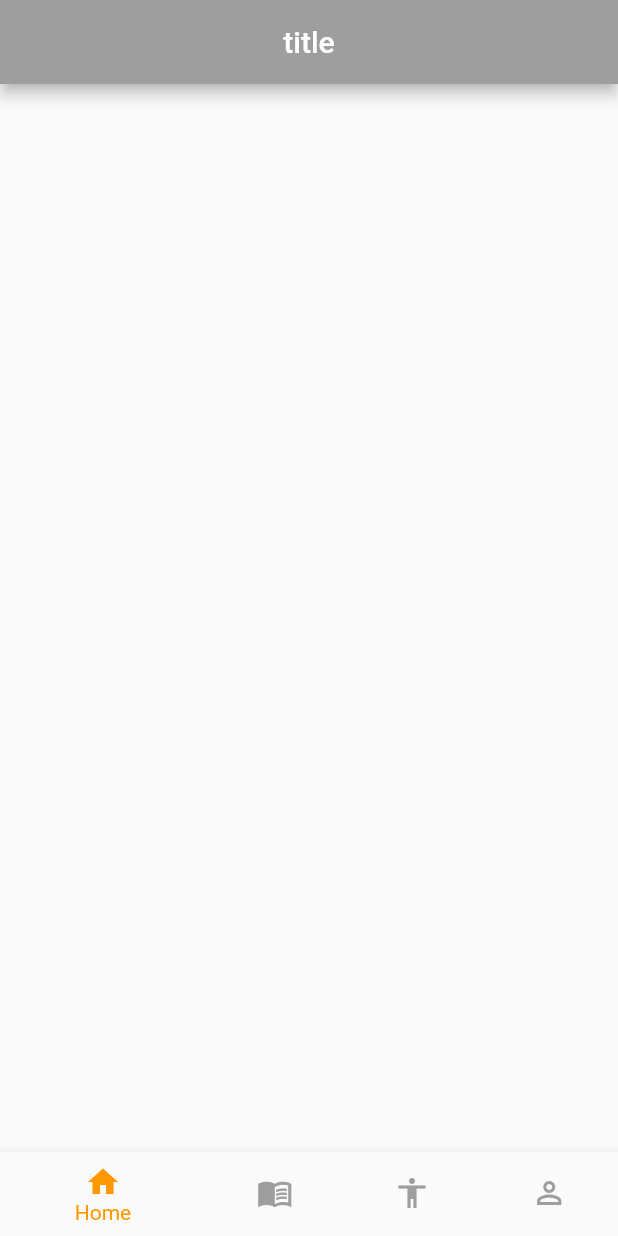
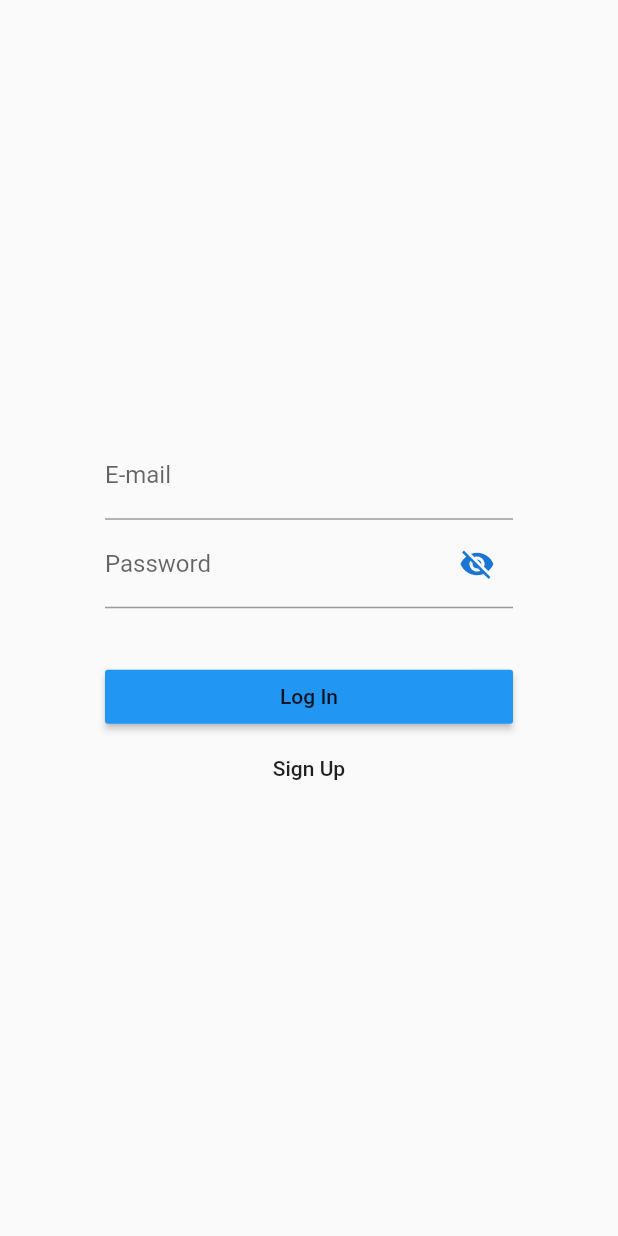
Before and after one commit to GBrunelli/personal_marvel_comics_library, a Flutter app: the screen it shows after launch, on a phone screen of 412 x 824 dp. Run offline on Flutter 3.47's test engine with Material 2 defaults, Android fonts, the phone set to English and light mode, and no system bars; our stand-ins replace firebase_auth, firebase_core; accounts and stored records are empty.

Commit message:
implemented email login

```diff
--- /dev/null
+++ b/lib/src/presentation/screens/landing_page.dart
@@ -0,0 +1,56 @@
+import 'package:firebase_core/firebase_core.dart';
+import 'package:flutter/material.dart';
+import 'package:personal_library/main.dart';
+import 'package:firebase_auth/firebase_auth.dart';
+import 'package:firebase_core/firebase_core.dart';
+import 'package:personal_library/firebase_options.dart';
+import 'package:personal_library/src/presentation/screens/login_page.dart';
+
+class LandingPage extends StatelessWidget {
+  LandingPage(this.init, {Key? key}) : super(key: key);
+
+  Future<FirebaseApp> init;
+
+  @override
+  Widget build(BuildContext context) {
+    return FutureBuilder(
+      future: init,
+      builder: (context, snapshot){
+        if(snapshot.hasError) {
+          return Scaffold(
+            body: Center(
+              child: Text('Error: ${snapshot.error}'),
+            ),
+          );
+        }
+        if (snapshot.connectionState == ConnectionState.done){
+          return StreamBuilder(
+            stream: FirebaseAuth.instance.authStateChanges(),
+            builder: (context, snapshot) {
+              if (snapshot.connectionState == ConnectionState.active) {
+                Object? user = snapshot.data;
+
+                if(user == null) {
+                  return LoginPage();
+                }
+                else {
+                  return Home();
+                }
+              }
+              return const Scaffold(
+                body: Center(
+                  child: Text('Loading...'),
+                ),
+              );
+            }
+          );
+        }
+        return const Scaffold(
+          body: Center(
+            child: Text('Loading...'),
+          ),
+        );
+      }
+    );
+  }
+}
--- a/lib/src/presentation/screens/listing_screen.dart
+++ b/lib/src/presentation/screens/listing_screen.dart
@@ -1,3 +1,4 @@
+import 'package:firebase_auth/firebase_auth.dart';
 import 'package:flutter/material.dart';
 
 class ListingScreen extends StatefulWidget {
@@ -10,6 +11,15 @@ class ListingScreen extends StatefulWidget {
 class _ListingScreenState extends State<ListingScreen> {
   @override
   Widget build(BuildContext context) {
-    return Container();
+    return Scaffold(
+      body: Center(
+        child: MaterialButton(
+          onPressed: () {
+            FirebaseAuth.instance.signOut();
+          },
+          child: Text('Log Out'),
+        ),
+      ),
+    );
   }
 }
--- /dev/null
+++ b/lib/src/presentation/screens/login_page.dart
@@ -0,0 +1,114 @@
+import 'package:firebase_auth/firebase_auth.dart';
+import 'package:flutter/cupertino.dart';
+import 'package:flutter/material.dart';
+
+class LoginPage extends StatefulWidget {
+  const LoginPage({Key? key}) : super(key: key);
+
+  @override
+  _LoginPageState createState() => _LoginPageState();
+}
+
+class _LoginPageState extends State<LoginPage> {
+
+  bool _passwordVisible = false;
+
+  _login() async {
+    try {
+      UserCredential userCredential = await FirebaseAuth.instance.signInWithEmailAndPassword(
+          email: _email,
+          password: _password
+      );
+    } on FirebaseAuthException catch (e) {
+      if (e.code == 'user-not-found') {
+        print('No user found for that email.');
+      } else if (e.code == 'wrong-password') {
+        print('Wrong password provided for that user.');
+      }
+    }
+  }
+
+  _createUser() async {
+    try {
+      UserCredential userCredential = await FirebaseAuth.instance.createUserWithEmailAndPassword(
+          email: _email,
+          password: _password
+      );
+    } on FirebaseAuthException catch (e) {
+      if (e.code == 'weak-password') {
+        print('The password provided is too weak.');
+      } else if (e.code == 'email-already-in-use') {
+        print('The account already exists for that email.');
+      }
+    } catch (e) {
+      print(e);
+    }
+  }
+
+  late String _email;
+  late String _password;
+
+  @override
+  Widget build(BuildContext context) {
+    return Scaffold(
+      body: Container(
+        padding: const EdgeInsets.all(70),
+        child: Column(
+          mainAxisAlignment: MainAxisAlignment.center,
+          children: [
+            TextFormField(
+              onChanged: (value){
+                _email = value;
+              },
+              keyboardType: TextInputType.text,
+              decoration: const InputDecoration(
+                labelText: 'E-mail',
+                hintText: 'Enter your e-mail',
+              ),
+            ),
+            TextFormField(
+              onChanged: (value) {
+                _password = value;
+              },
+              keyboardType: TextInputType.text,
+              obscureText: !_passwordVisible,
+              decoration: InputDecoration(
+                labelText: 'Password',
+                hintText: 'Enter your password',
+                suffixIcon: IconButton(
+                  icon: Icon(
+                    _passwordVisible
+                        ? Icons.visibility
+                        : Icons.visibility_off,
+                    color: Theme.of(context).primaryColorDark,
+                  ),
+                  onPressed: () {
+                    setState(() {
+                      _passwordVisible = !_passwordVisible;
+                    });
+                  },
+                ),
+              ),
+            ),
+            Container(
+              width: MediaQuery.of(context).size.width,
+              padding: const EdgeInsets.only(top: 35),
+              child: MaterialButton(
+                onPressed: _login,
+                color: Theme.of(context).primaryColor,
+                child: const Text('Log In'),
+              )
+            ),
+            Container(
+                width: MediaQuery.of(context).size.width,
+                child: MaterialButton(
+                  onPressed: _createUser,
+                  child: const Text('Sign Up'),
+                )
+            ),
+          ],
+        )
+      )
+    );
+  }
+}
--- a/pubspec.yaml
+++ b/pubspec.yaml
@@ -35,6 +35,8 @@ dependencies:
   # Use with the CupertinoIcons class for iOS style icons.
   cupertino_icons: ^1.0.2
   firebase_core: ^1.11.0
+  firebase_auth: ^3.3.5
+  firebase_database: ^9.0.5
 
 dev_dependencies:
   flutter_test:
```
Also changed, not shown: lib/main.dart (+14 -3 lines), lib/firebase_options.dart (added), lib/src/presentation/screens/login.dart (deleted), pubspec.lock, 2 other files.
